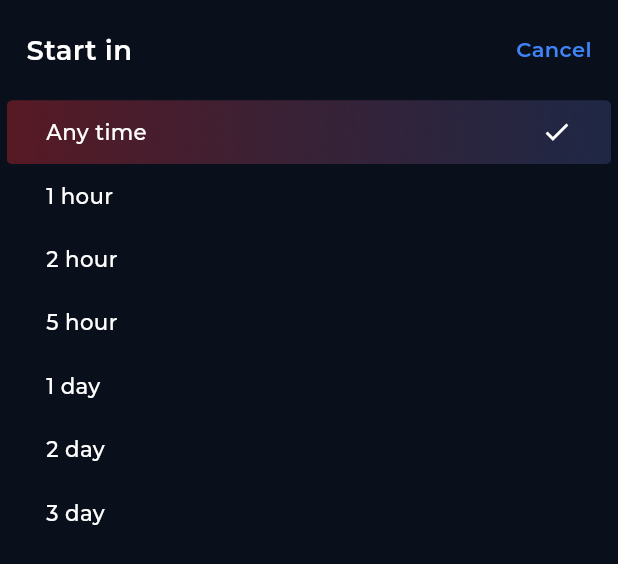
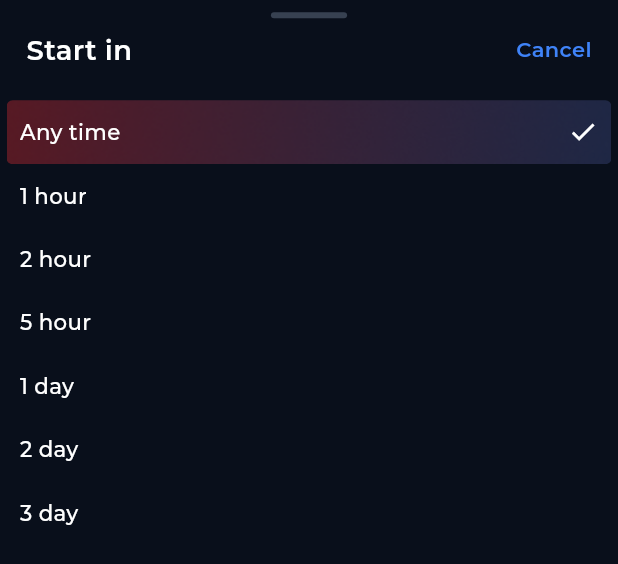
Before and after one commit to Jenis99/playmaster_app, a Flutter app: the BottomSheetView widget shown alone on an empty page, opened directly with empty values, on a phone screen of 412 x 824 dp. Shown: the top 564 px of the screen. Run offline on Flutter 3.47's test engine with Material 3 defaults, Android fonts, the phone set to English and light mode, and no system bars; our stand-ins replace cached_network_image, carousel_slider, flutter_screenutil, get; network calls fail.

Commit message:
- Quick UI changes in bottom_sheet_view.dart.

```diff
--- a/lib/module/home/widget/game_detail_widget/bottom_sheet_view.dart
+++ b/lib/module/home/widget/game_detail_widget/bottom_sheet_view.dart
@@ -12,12 +12,13 @@ class BottomSheetView extends StatelessWidget {
     return Column(
       mainAxisSize: MainAxisSize.min,
       children: [
+        /// Title
         Container(
           height: 4.h,
           width: 50.h,
           margin: EdgeInsetsDirectional.symmetric(vertical: 8.h),
           decoration: BoxDecoration(
-            color: AppColors.appBackgroundClr,
+            color: AppColors.grey700Color,
             borderRadius: BorderRadius.circular(100.r),
           ),
         ),
@@ -28,6 +29,7 @@ class BottomSheetView extends StatelessWidget {
         ).paddingSymmetric(horizontal: 16.w),
         20.h.verticalSpace,
         ListView.builder(
+          padding: EdgeInsets.zero,
           itemCount: isFromPoolSize ? homeController.gamePoolSize.length : homeController.gameStartTimeList.length,
           itemBuilder: (context, index) {
             final String title = isFromPoolSize ? homeController.gamePoolSize[index].label : homeController.gameStartTimeList[index];
@@ -57,7 +59,7 @@ class BottomSheetView extends StatelessWidget {
             ),
             if (isSelected) Icon(Icons.check, size: 20.sp),
           ],
-        ).paddingSymmetric(horizontal: 16.w, vertical: 5.h),
+        ).paddingSymmetric(vertical: 5.h),
         isSelected: isSelected,
       ),
     );
@@ -71,6 +73,7 @@ class BottomSheetView extends StatelessWidget {
         homeController.selectedPoolSize.value = title;
       },
       child: bottomSelectionView(
+        child: Container(
           child: Row(
             mainAxisAlignment: isSelected ? MainAxisAlignment.spaceBetween : MainAxisAlignment.start,
             children: [
@@ -81,7 +84,8 @@ class BottomSheetView extends StatelessWidget {
               ),
               if (isSelected) Icon(Icons.check, size: 20.sp),
             ],
-        ).paddingSymmetric(horizontal: 16.w, vertical: 5.h),
+          ).paddingSymmetric(vertical: 5.h),
+        ),
         isSelected: isSelected,
       ),
     );
```
Lines whose indentation alone changed are shown as unchanged.
